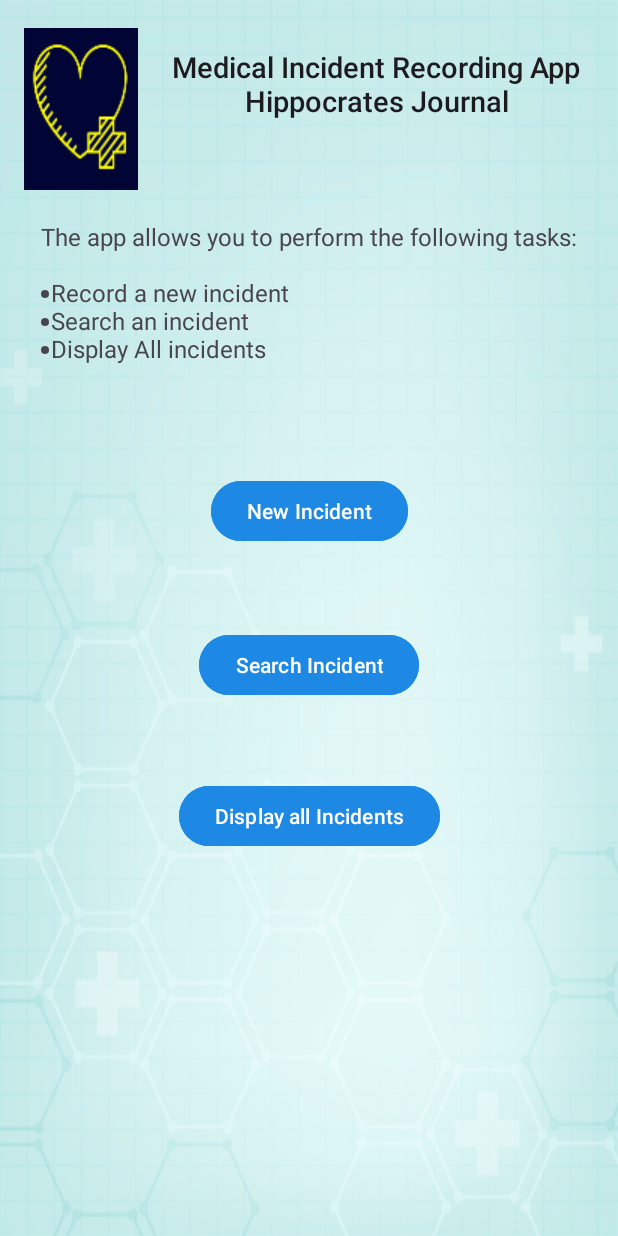
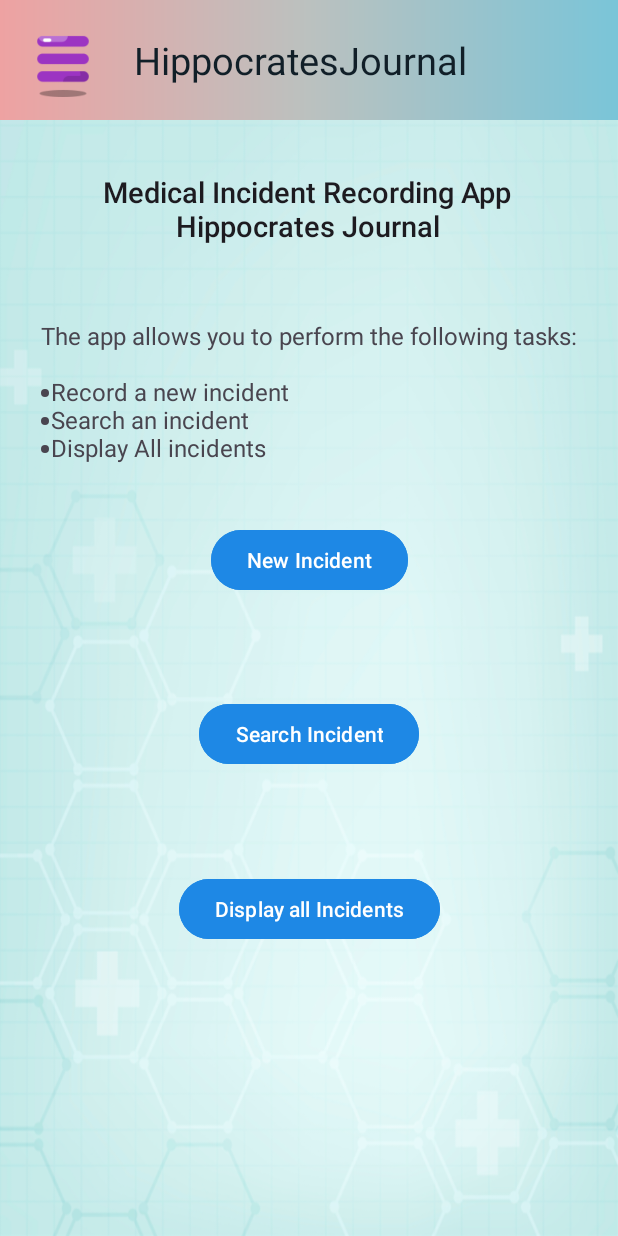
Before and after one commit to GiorgosSimos/MedicalIncidentRecordingApp, an Android app: the MainScreenActivity screen opened directly, with no data from a screen before it, on a phone screen of 412 x 824 dp. Run offline under Robolectric (Android 15) with nearby library versions, the phone set to English and light mode, and no system bars.

Commit message:
- Implemented navigation drawer in Main Screen

```diff
--- a/app/src/main/AndroidManifest.xml
+++ b/app/src/main/AndroidManifest.xml
@@ -12,6 +12,12 @@
         android:supportsRtl="true"
         android:theme="@style/Theme.HippocratesJournal"
         tools:targetApi="31">
+        <activity
+            android:name=".ContactActivity"
+            android:exported="false" />
+        <activity
+            android:name=".AboutActivity"
+            android:exported="false" />
         <activity
             android:name=".SearchResultsActivity"
             android:exported="false" />
--- a/app/src/main/java/com/unipi/mobile_dev/hippocratesjournal/MainScreenActivity.java
+++ b/app/src/main/java/com/unipi/mobile_dev/hippocratesjournal/MainScreenActivity.java
@@ -1,24 +1,33 @@
 package com.unipi.mobile_dev.hippocratesjournal;
 
+import android.app.Activity;
 import android.content.Context;
 import android.content.Intent;
 import android.content.SharedPreferences;
 import android.os.Bundle;
 import android.text.Html;
 import android.view.View;
+import android.widget.ImageView;
+import android.widget.LinearLayout;
 import android.widget.TextView;
+import android.widget.Toast;
 
 import androidx.appcompat.app.AlertDialog;
 import androidx.appcompat.app.AppCompatActivity;
+import androidx.core.view.GravityCompat;
+import androidx.drawerlayout.widget.DrawerLayout;
 
 import java.util.Locale;
 
 public class MainScreenActivity extends AppCompatActivity {
 
+    DrawerLayout drawerLayout;
+    ImageView menu_icon;
+    LinearLayout home, all_incidents, about, contact, login_logout;
     SharedPreferences sharedPreferences;
     Locale locale = Locale.getDefault();
     String language = locale.getLanguage();
-    TextView bulletTextView;
+    TextView bulletTextView, user_info, login_logout_text;
     String userType, bulletText = "";
 
     @Override
@@ -28,6 +37,45 @@ public class MainScreenActivity extends AppCompatActivity {
         sharedPreferences = getApplicationContext().getSharedPreferences("com.unipi.mobile_dev.hippocratesjournal",
                 Context.MODE_PRIVATE);
         userType = sharedPreferences.getString("UserType", "");
+        drawerLayout = findViewById(R.id.drawerLayout);
+        menu_icon = findViewById(R.id.burger_menu);
+        user_info = findViewById(R.id.user_info);
+        // Link options of hamburger menu
+        home = findViewById(R.id.home);
+        all_incidents = findViewById(R.id.all_incidents);
+        about = findViewById(R.id.about);
+        contact = findViewById(R.id.contact);
+        login_logout = findViewById(R.id.login_logout);
+        login_logout_text = findViewById(R.id.login_logout_text);
+        if (userType.equals("Visitor")) {
+            login_logout_text.setText(getString(R.string.login_logout));
+        } else {
+            login_logout_text.setText(getString(R.string.logout));
+        }
+        user_info.setText(userType);
+        menu_icon.setOnClickListener(v -> openDrawer(drawerLayout));
+        home.setOnClickListener(v -> {recreate();});
+        all_incidents.setOnClickListener(v -> {redirectActivity(MainScreenActivity.this,
+                DisplayAllIncidentsActivity.class);});
+        about.setOnClickListener(v -> {redirectActivity(MainScreenActivity.this, AboutActivity.class);});
+        contact.setOnClickListener(v -> {redirectActivity(MainScreenActivity.this, ContactActivity.class);});
+        login_logout.setOnClickListener(new View.OnClickListener() {
+            @Override
+            public void onClick(View v) {
+                if (userType.equals("Visitor")) {// User is signed in as guest
+                        Toast.makeText(MainScreenActivity.this,
+                                getString(R.string.login_singup), Toast.LENGTH_SHORT).show();
+                } else {// User has signed in with credentials
+                        Toast.makeText(MainScreenActivity.this,
+                                getString(R.string.logout_successful), Toast.LENGTH_SHORT).show();
+                }
+                redirectActivity(MainScreenActivity.this, WelcomeActivity.class);
+                SharedPreferences.Editor prefsEditor = sharedPreferences.edit();
+                prefsEditor.clear();
+                prefsEditor.apply();
+            }
+
+        });
         bulletTextView = findViewById(R.id.bulletTextView);
         if (language.equals("es")) {
             bulletText = "<p>La aplicación te permite realizar las siguientes tareas:</p>" +
@@ -46,15 +94,35 @@ public class MainScreenActivity extends AppCompatActivity {
                     "<li>Display All incidents </li>" +
                     "</ul>";
         }
+        bulletTextView.setText(Html.fromHtml(bulletText, Html.FROM_HTML_MODE_COMPACT));
+    }
 
-        bulletTextView.setText(Html.fromHtml(bulletText, Html.FROM_HTML_MODE_COMPACT));
+    public static void openDrawer(DrawerLayout drawerLayout){
+        drawerLayout.openDrawer(GravityCompat.START);
+    }
+
+    public static void closeDrawer(DrawerLayout drawerLayout){
+        if (drawerLayout.isDrawerOpen(GravityCompat.START)){
+            drawerLayout.closeDrawer(GravityCompat.START);
+        }
+    }
+
+    @Override
+    protected void onPause() {
+        super.onPause();
+        closeDrawer(drawerLayout);
+    }
+
+    public static void redirectActivity(Activity activity, Class secondActivity){
+        Intent intent = new Intent(activity, secondActivity);
+        intent.setFlags(Intent.FLAG_ACTIVITY_NEW_TASK);
+        activity.startActivity(intent);
     }
 
     public void goNewIncident(View view) {
         if (!userType.equals("Visitor")) {
             Intent intent = new Intent(MainScreenActivity.this, NewIncidentActivity.class);
             startActivity(intent);
-            finish();
         } else {
             showAlert(getString(R.string.new_incident), getString(R.string.user_restriction));
         }
--- /dev/null
+++ b/app/src/main/res/drawable/background_gradient.xml
@@ -0,0 +1,17 @@
+<?xml version="1.0" encoding="utf-8"?>
+<layer-list xmlns:android="http://schemas.android.com/apk/res/android">
+    <item>
+        <shape android:shape="rectangle">
+            <gradient
+                android:angle="0"
+                android:startColor="#eea2a2"
+                android:centerColor="#bbc1bf"
+                android:endColor="#7ac5d8"
+                android:gradientRadius="90"
+                android:type="linear"
+                android:centerX="0.5"
+                android:centerY="0.5"
+                android:useLevel="false"/>
+        </shape>
+    </item>
+</layer-list>
--- a/app/src/main/res/layout/activity_main_screen.xml
+++ b/app/src/main/res/layout/activity_main_screen.xml
@@ -1,31 +1,33 @@
 <?xml version="1.0" encoding="utf-8"?>
-<androidx.constraintlayout.widget.ConstraintLayout xmlns:android="http://schemas.android.com/apk/res/android"
+<androidx.drawerlayout.widget.DrawerLayout
+    xmlns:android="http://schemas.android.com/apk/res/android"
     xmlns:app="http://schemas.android.com/apk/res-auto"
     xmlns:tools="http://schemas.android.com/tools"
-    android:id="@+id/main"
+    android:layout_width="match_parent"
+    android:layout_height="match_parent"
+    android:id="@+id/drawerLayout"
+    tools:context=".MainScreenActivity">
+
+    <androidx.constraintlayout.widget.ConstraintLayout
+
+        android:layout_width="match_parent"
+        android:layout_height="match_parent"
+        tools:context=".MainScreenActivity">
+
+        <LinearLayout
             android:layout_width="match_parent"
             android:layout_height="match_parent"
             android:background="@drawable/background_img"
-    tools:context=".MainScreenActivity">
+            android:orientation="vertical">
 
-    <ImageView
-        android:id="@+id/imageView4"
-        android:layout_width="wrap_content"
-        android:layout_height="wrap_content"
-        app:layout_constraintBottom_toBottomOf="parent"
-        app:layout_constraintEnd_toEndOf="parent"
-        app:layout_constraintHorizontal_bias="0.047"
-        app:layout_constraintStart_toStartOf="parent"
-        app:layout_constraintTop_toTopOf="parent"
-        app:layout_constraintVertical_bias="0.026"
-        app:srcCompat="@drawable/health_logo" />
+            <include layout="@layout/toolbar"/>
+        </LinearLayout>
 
         <TextView
             android:id="@+id/textViewDescription"
-        android:layout_width="277dp"
-        android:layout_height="84dp"
+            android:layout_width="370dp"
+            android:layout_height="60dp"
             android:layout_marginStart="20dp"
-        android:layout_marginEnd="28dp"
             android:text="@string/app_descr_main_scr"
             android:textAlignment="center"
             android:textAppearance="@style/TextAppearance.AppCompat.Body2"
@@ -33,9 +35,9 @@
             app:layout_constraintBottom_toBottomOf="parent"
             app:layout_constraintEnd_toEndOf="parent"
             app:layout_constraintHorizontal_bias="0.0"
-        app:layout_constraintStart_toEndOf="@+id/imageView4"
+            app:layout_constraintStart_toStartOf="parent"
             app:layout_constraintTop_toTopOf="parent"
-        app:layout_constraintVertical_bias="0.042" />
+            app:layout_constraintVertical_bias="0.15" />
 
         <TextView
             android:id="@+id/bulletTextView"
@@ -47,7 +49,7 @@
             app:layout_constraintEnd_toEndOf="parent"
             app:layout_constraintStart_toStartOf="parent"
             app:layout_constraintTop_toTopOf="parent"
-        app:layout_constraintVertical_bias="0.207" />
+            app:layout_constraintVertical_bias="0.3" />
 
         <Button
             android:id="@+id/button2"
@@ -61,7 +63,7 @@
             app:layout_constraintHorizontal_bias="0.5"
             app:layout_constraintStart_toStartOf="parent"
             app:layout_constraintTop_toTopOf="parent"
-        app:layout_constraintVertical_bias="0.408" />
+            app:layout_constraintVertical_bias="0.45" />
 
         <Button
             android:id="@+id/button3"
@@ -75,7 +77,7 @@
             app:layout_constraintHorizontal_bias="0.5"
             app:layout_constraintStart_toStartOf="parent"
             app:layout_constraintTop_toTopOf="parent"
-        app:layout_constraintVertical_bias="0.54" />
+            app:layout_constraintVertical_bias="0.6" />
 
         <Button
             android:id="@+id/button4"
@@ -83,12 +85,23 @@
             android:layout_height="wrap_content"
             android:backgroundTint="#1E88E5"
             android:onClick="displayAllIncidents"
-        android:text="@string/main_screen_display_all_button"
+            android:text="@string/display_all_button"
             app:layout_constraintBottom_toBottomOf="parent"
             app:layout_constraintEnd_toEndOf="parent"
             app:layout_constraintHorizontal_bias="0.5"
             app:layout_constraintStart_toStartOf="parent"
             app:layout_constraintTop_toTopOf="parent"
-        app:layout_constraintVertical_bias="0.67" />
+            app:layout_constraintVertical_bias="0.75"/>
 
     </androidx.constraintlayout.widget.ConstraintLayout>
+
+    <RelativeLayout
+        android:layout_width="300dp"
+        android:layout_height="match_parent"
+        android:background="@color/tanAccent"
+        android:layout_gravity = "start">
+
+        <include layout="@layout/nav_drawer"/>
+    </RelativeLayout>
+
+</androidx.drawerlayout.widget.DrawerLayout>
--- /dev/null
+++ b/app/src/main/res/layout/toolbar.xml
@@ -0,0 +1,27 @@
+<?xml version="1.0" encoding="utf-8"?>
+<LinearLayout
+    xmlns:android="http://schemas.android.com/apk/res/android"
+    android:orientation="horizontal"
+    android:layout_width="match_parent"
+    android:layout_height="80dp"
+    android:padding="10dp"
+    android:id="@+id/toolbar"
+    android:background="@drawable/background_gradient"
+    android:gravity="center_vertical">
+
+    <ImageView
+        android:layout_width="64dp"
+        android:layout_height="50dp"
+        android:id="@+id/burger_menu"
+        android:src="@drawable/menu_item"/>
+
+    <TextView
+        android:layout_width="0dp"
+        android:layout_height="wrap_content"
+        android:layout_weight="1"
+        android:text="@string/app_name"
+        android:textSize="25sp"
+        android:layout_marginStart="15dp"
+        android:textColor="@color/blueBlack"/>
+
+</LinearLayout>
--- a/app/src/main/res/values/strings.xml
+++ b/app/src/main/res/values/strings.xml
@@ -11,7 +11,7 @@
     <string name="diagnosis">Diagnosis</string>
     <string name="main_screen_new_incident_button">New Incident</string>
     <string name="main_screen_search_button">Search Incident</string>
-    <string name="main_screen_display_all_button">Display all Incidents</string>
+    <string name="display_all_button">Display all Incidents</string>
     <string name="gender">Gender</string>
     <string name="delete_button">Delete</string>
     <string name="update_button">Update</string>
@@ -70,6 +70,14 @@
     <string name="no_results">No Results</string>
     <string name="no_results_descr">No incidents matching your search criteria were found.</string>
     <string name="search_failed">Search Failed</string>
+    <string name="logged_in_user" translatable="false">loggedInUser@gmail.com</string>
+    <string name="home">Home</string>
+    <string name="about">About</string>
+    <string name="contact_us">Contact Us</string>
+    <string name="login_logout">Log In / Sign Up</string>
+    <string name="logout">Logout</string>
+    <string name="logout_successful">Logout Successful</string>
+    <string name="login_singup">Please log in or sign up</string>
     <string-array name="gender_options">
         <item>she/her</item>
         <item>he/him</item>
```
Also changed, not shown: app/src/main/java/com/unipi/mobile_dev/hippocratesjournal/AboutActivity.java (added, +14 -0 lines), app/src/main/java/com/unipi/mobile_dev/hippocratesjournal/ContactActivity.java (added, +14 -0 lines), app/src/main/res/drawable/drawer_border.xml (added, +9 -0 lines), app/src/main/res/layout/activity_about.xml (added, +10 -0 lines), app/src/main/res/layout/activity_contact.xml (added, +10 -0 lines), app/src/main/res/layout/nav_drawer.xml (added, +144 -0 lines), app/src/main/res/drawable/about_16.png (added), app/src/main/res/drawable/contact_16.png (added), app/src/main/res/drawable/home_16.png (added), app/src/main/res/drawable/logout_16.png (added), app/src/main/res/drawable/menu_item.png (added), app/src/main/res/drawable/records.png (added), 1 other file. Lines whose indentation alone changed are shown as unchanged.
